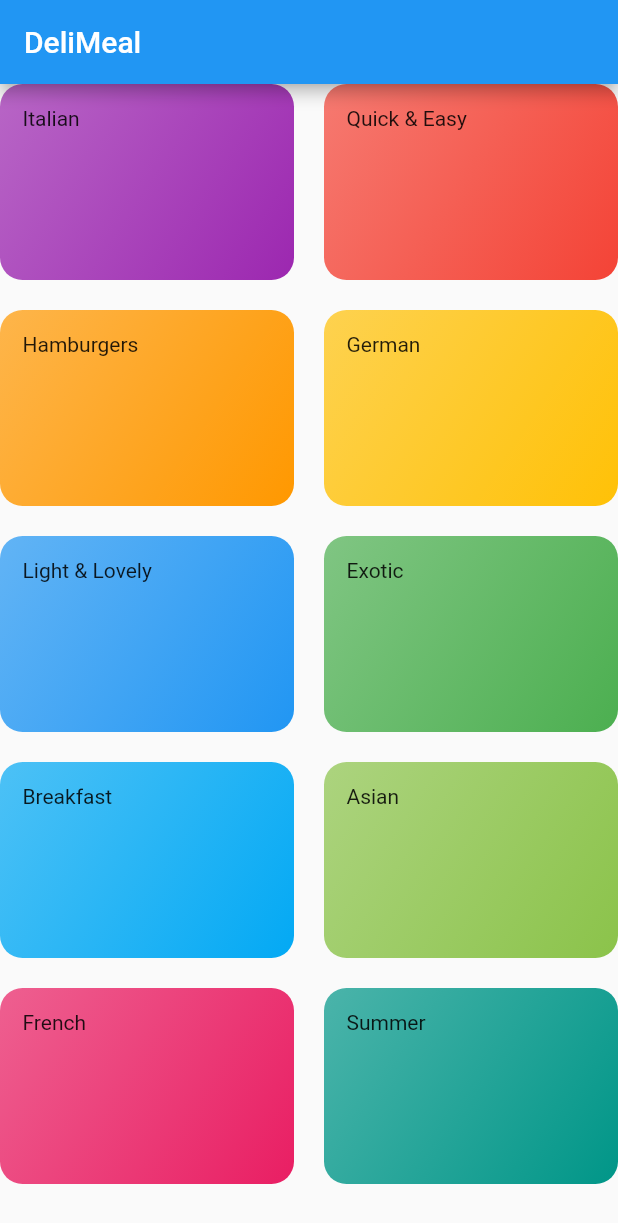
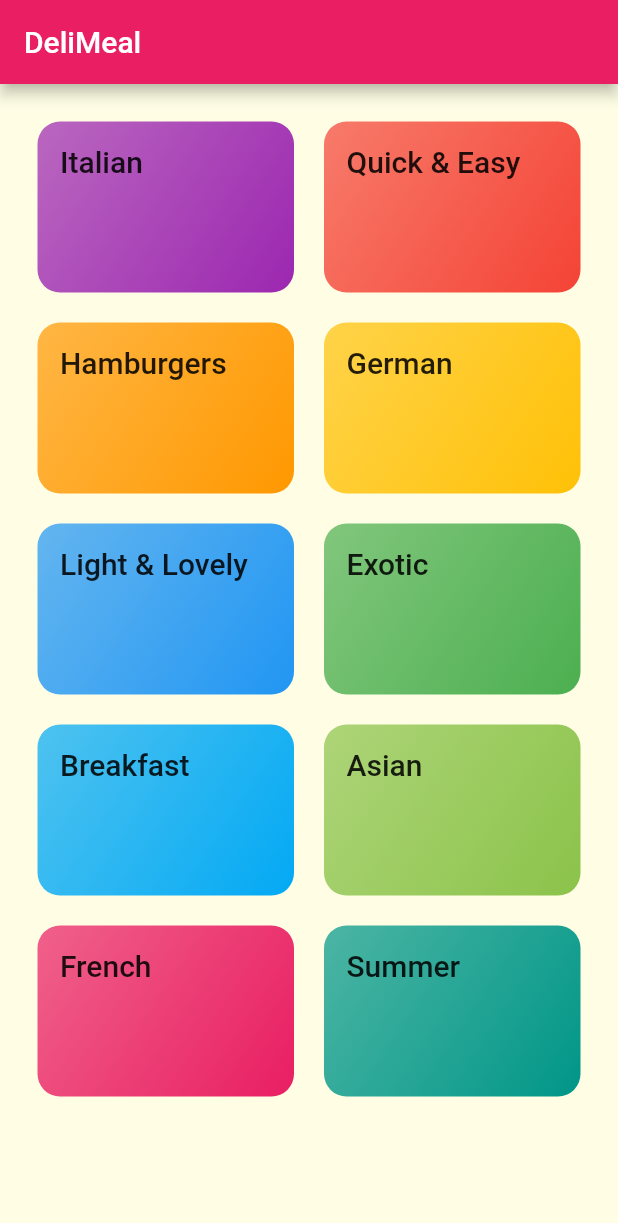
Before and after one commit to iwonarudzinska/recipes, a Flutter app: the screen it shows after launch, on a phone screen of 412 x 824 dp. Shown: the top 1223 px of the screen. Run offline on Flutter 3.47's test engine with Material 2 defaults, Android fonts, the phone set to English and light mode, and no system bars.

Commit message:
Add fonts

```diff
--- a/lib/categories_screen.dart
+++ b/lib/categories_screen.dart
@@ -12,6 +12,7 @@
         title: const Text('DeliMeal'),
       ),
       body: GridView(
+        padding: const EdgeInsets.all(25),
         gridDelegate: const SliverGridDelegateWithMaxCrossAxisExtent(
           maxCrossAxisExtent: 200,
           childAspectRatio: 3 / 2,
--- a/lib/category_item.dart
+++ b/lib/category_item.dart
@@ -1,5 +1,4 @@
 import 'package:flutter/material.dart';
-
 
 class CategoryItem extends StatelessWidget {
   const CategoryItem({Key? key, required this.title, required this.color})
@@ -23,7 +22,10 @@
         ),
         borderRadius: BorderRadius.circular(15),
       ),
-      child: Text(title),
+      child: Text(
+        title,
+        style: Theme.of(context).textTheme.titleLarge,
+      ),
     );
   }
 }
--- a/lib/main.dart
+++ b/lib/main.dart
@@ -14,7 +14,20 @@
     return MaterialApp(
       title: 'DeliMeals',
       theme: ThemeData(
-        primarySwatch: Colors.blue,
+        colorScheme: ColorScheme.fromSwatch(primarySwatch: Colors.pink)
+            .copyWith(secondary: Colors.amber),
+        canvasColor: const Color.fromRGBO(255, 254, 229, 1),
+        fontFamily: 'Raleway',
+        textTheme: ThemeData.light().textTheme.copyWith(
+              bodyText1: const TextStyle(
+                color: Color.fromRGBO(20, 51, 51, 1),
+              ),
+              bodyText2: const TextStyle(
+                color: Color.fromRGBO(20, 51, 51, 1),
+              ),
+              // titleLarge:
+              //     const TextStyle(fontSize: 20, fontFamily: 'RobotoCondensed'),
+            ),
       ),
       home: const CategoriesScreen(),
     );
```
Also changed, not shown: lib/category_meals_screen.dart (added, +17 -0 lines), pubspec.yaml (+17 -6 lines), assets/fonts/Raleway-Black.ttf (added), assets/fonts/Raleway-Bold.ttf (added), assets/fonts/Raleway-Regular.ttf (added), assets/fonts/RobotoCondensed-Bold.ttf (added), assets/fonts/RobotoCondensed-Italic.ttf (added), assets/fonts/RobotoCondensed-Light.ttf (added), assets/fonts/RobotoCondensed-Regular.ttf (added).
